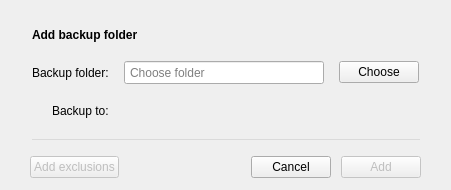
Old version of the form src/MEGASync/syncs/gui/Backups/macx/AddBackupDialog.ui in the repository meganz/MEGAsync.
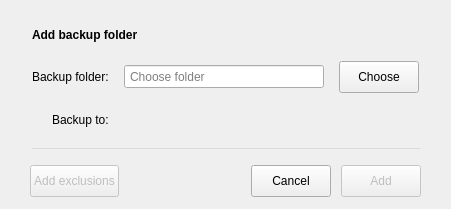
New version of the form.

Commit message: SAT-703.Buttons in some languages broken

```diff
--- a/src/MEGASync/syncs/gui/Backups/macx/AddBackupDialog.ui
+++ b/src/MEGASync/syncs/gui/Backups/macx/AddBackupDialog.ui
@@ -126,6 +126,18 @@
         </property>
         <item row="0" column="2">
          <widget class="QPushButton" name="changeButton">
+          <property name="minimumSize">
+           <size>
+            <width>0</width>
+            <height>32</height>
+           </size>
+          </property>
+          <property name="maximumSize">
+           <size>
+            <width>16777215</width>
+            <height>32</height>
+           </size>
+          </property>
           <property name="text">
            <string>Choose</string>
           </property>
@@ -221,6 +233,18 @@
           <property name="enabled">
            <bool>false</bool>
           </property>
+          <property name="minimumSize">
+           <size>
+            <width>0</width>
+            <height>32</height>
+           </size>
+          </property>
+          <property name="maximumSize">
+           <size>
+            <width>16777215</width>
+            <height>32</height>
+           </size>
+          </property>
           <property name="text">
            <string>Add exclusions</string>
           </property>
@@ -244,6 +268,18 @@
         </item>
         <item>
          <widget class="QPushButton" name="cancelButton">
+          <property name="minimumSize">
+           <size>
+            <width>0</width>
+            <height>32</height>
+           </size>
+          </property>
+          <property name="maximumSize">
+           <size>
+            <width>16777215</width>
+            <height>32</height>
+           </size>
+          </property>
           <property name="text">
            <string>Cancel</string>
           </property>
@@ -254,6 +290,18 @@
           <property name="enabled">
            <bool>false</bool>
           </property>
+          <property name="minimumSize">
+           <size>
+            <width>0</width>
+            <height>32</height>
+           </size>
+          </property>
+          <property name="maximumSize">
+           <size>
+            <width>16777215</width>
+            <height>32</height>
+           </size>
+          </property>
           <property name="text">
            <string>Add</string>
           </property>
```
The commit also changes 4 other files.
